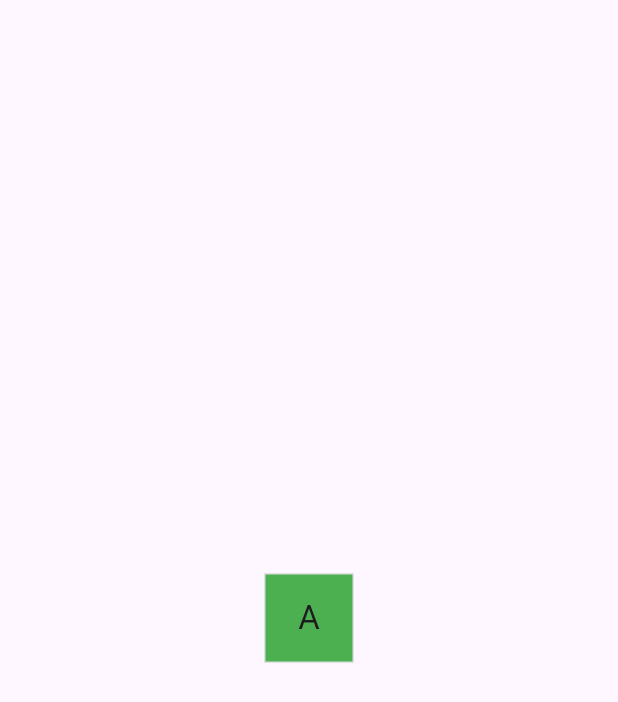
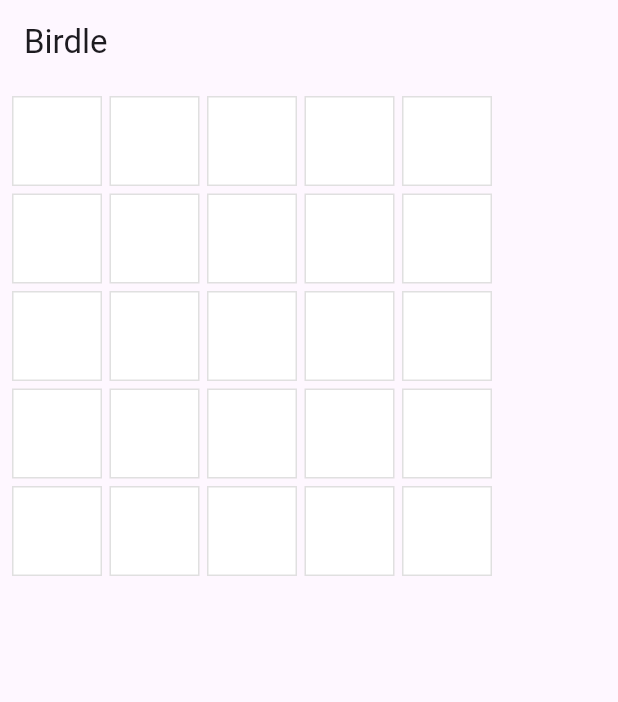
Before and after one commit to gabrielslsz/Birdle, a Flutter app: the screen it shows after launch, on a phone screen of 412 x 824 dp. Shown: the top 702 px of the screen. Run offline on Flutter 3.47's test engine with Material 3 defaults, Android fonts, the phone set to English and light mode, and no system bars.

Commit message:
Grade 5x5 de quadrados brancos.

```diff
--- a/lib/main.dart
+++ b/lib/main.dart
@@ -35,16 +35,45 @@
   }
 }
 
+class GamePage extends StatelessWidget {
+  GamePage({super.key});
+  final Game _game = Game();
+
+  @override
+  Widget build(BuildContext context) {
+    return Padding(
+      padding: const EdgeInsets.all(8.0),
+      child: Column(
+        spacing: 5.0,
+        children: [
+          for (final guess in _game.guesses)
+            Row(
+              spacing: 5.0,
+              children: [
+                for (final letter in guess) Tile(letter.char, letter.type),
+              ],
+            ),
+        ],
+      ),
+    );
+  }
+}
+
+
 class MainApp extends StatelessWidget {
   const MainApp({super.key});
 
   @override
   Widget build(BuildContext context) {
-    return const MaterialApp(
+    return MaterialApp(
       home: Scaffold(
-        body: Center(
-          child: Tile('A', HitType.hit), // NEW
+        appBar: AppBar(
+          title: const Align(
+            alignment: Alignment.centerLeft,
+            child: Text('Birdle'),
+          ),
         ),
+        body: Center(child: GamePage()),
       ),
     );
   }
```
